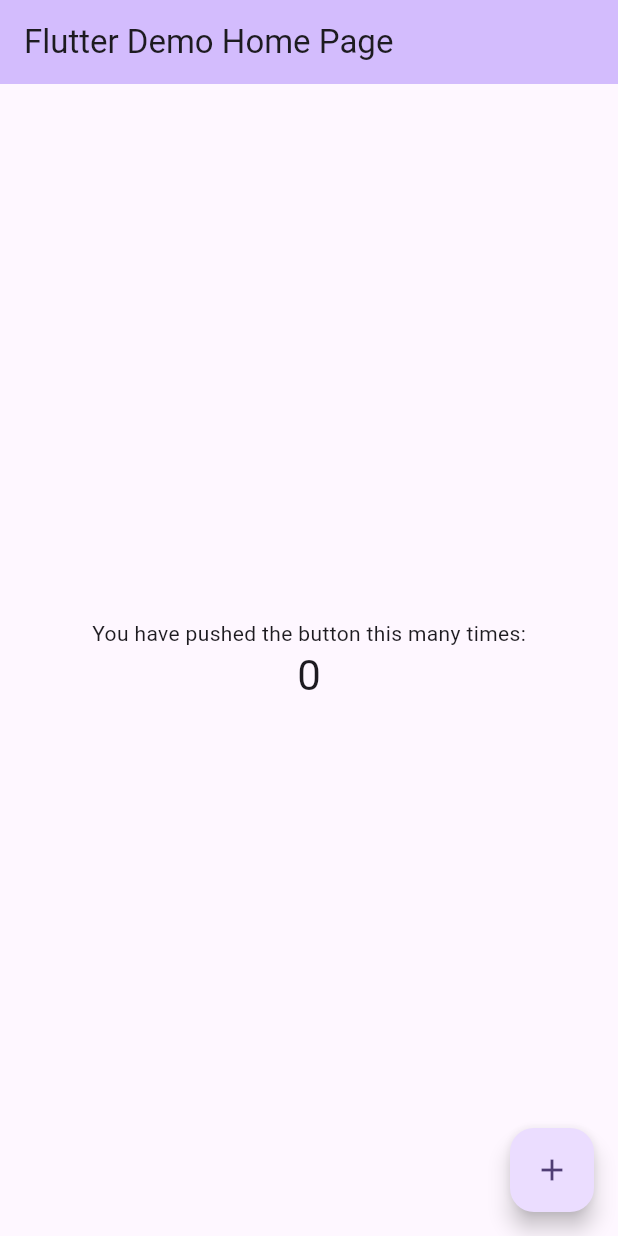
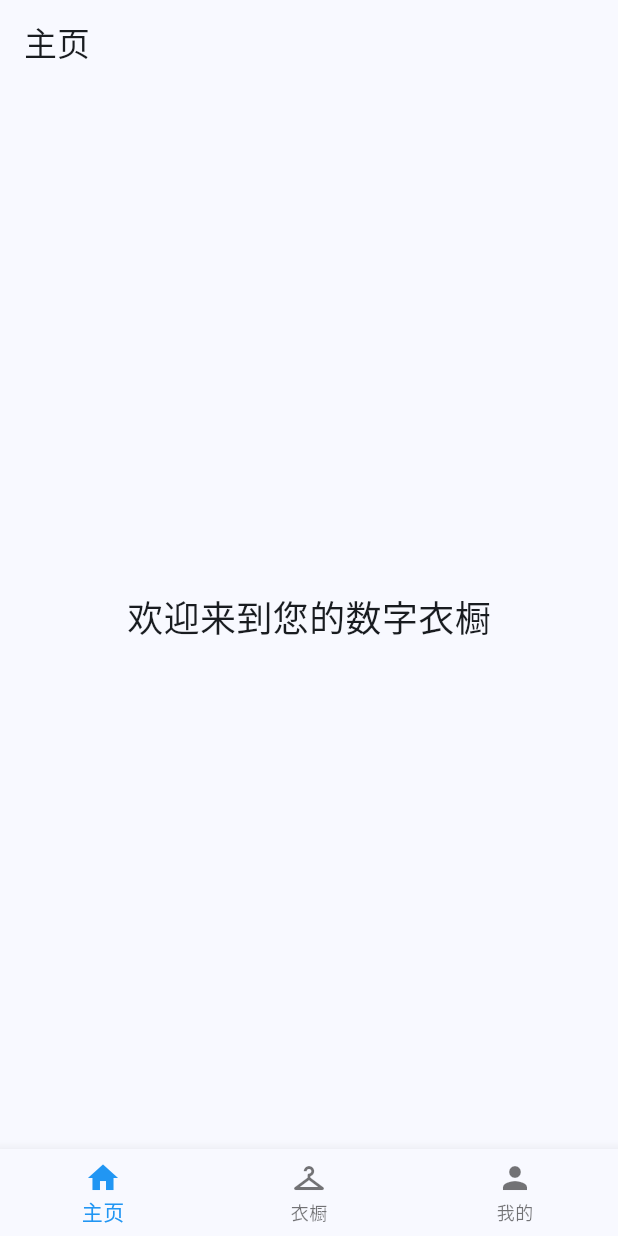
Before and after one commit to could-ai/019a2f56-ba2a-7632-a070-cd0923009387, a Flutter app: the screen it shows after launch, on a phone screen of 412 x 824 dp. Run offline on Flutter 3.47's test engine with Material 3 defaults, Android fonts, the phone set to English and light mode, and no system bars.

Commit message:
我已将默认的计数器应用替换为带有底部导航栏的应用框架。`main.dart`现在设置了一个`MainScreen`，它管理三个主要页面之间的导航：主页、衣橱和个人中心。我还更新了应用的主题颜色和标题，使其更符合数字衣橱应用的概念。; 我创建了`home_page.dart`文件来定义应用的主页界面。这是一个简单的无状态小部件，包含一个带有标题的应用栏和一个居中的欢迎文本。这个页面将作为用户打开应用时看到的第一个屏幕。; 我创建了`wardrobe_page.dart`文件，这是用户管理他们衣物的地方。该页面目前包含一个占位符文本，并带有一个浮动操作按钮（FAB），用于将来实现添加新衣物的功能。这是应用的核心功能区。; 我创建了`profile_page.dart`文件，用于显示用户的个人资料和相关设置。目前，它是一个简单的占位符页面，显示标题和一些文本，为将来添加用户账户管理、偏好设置等功能奠定了基础。

```diff
--- a/usr/lib/main.dart
+++ b/usr/lib/main.dart
@@ -1,4 +1,7 @@
 import 'package:flutter/material.dart';
+import 'package:couldai_user_app/screens/home_page.dart';
+import 'package:couldai_user_app/screens/wardrobe_page.dart';
+import 'package:couldai_user_app/screens/profile_page.dart';
 
 void main() {
   runApp(const MyApp());
@@ -7,114 +10,66 @@ void main() {
 class MyApp extends StatelessWidget {
   const MyApp({super.key});
 
-  // This widget is the root of your application.
   @override
   Widget build(BuildContext context) {
     return MaterialApp(
-      title: 'Flutter Demo',
+      title: '数字衣橱',
       debugShowCheckedModeBanner: false,
       theme: ThemeData(
-        // This is the theme of your application.
-        //
-        // TRY THIS: Try running your application with "flutter run". You'll see
-        // the application has a purple toolbar. Then, without quitting the app,
-        // try changing the seedColor in the colorScheme below to Colors.green
-        // and then invoke "hot reload" (save your changes or press the "hot
-        // reload" button in a Flutter-supported IDE, or press "r" if you used
-        // the command line to start the app).
-        //
-        // Notice that the counter didn't reset back to zero; the application
-        // state is not lost during the reload. To reset the state, use hot
-        // restart instead.
-        //
-        // This works for code too, not just values: Most code changes can be
-        // tested with just a hot reload.
-        colorScheme: ColorScheme.fromSeed(seedColor: Colors.deepPurple),
+        colorScheme: ColorScheme.fromSeed(seedColor: Colors.blue),
+        useMaterial3: true,
       ),
-      home: const MyHomePage(title: 'Flutter Demo Home Page'),
+      home: const MainScreen(),
     );
   }
 }
 
-class MyHomePage extends StatefulWidget {
-  const MyHomePage({super.key, required this.title});
-
-  // This widget is the home page of your application. It is stateful, meaning
-  // that it has a State object (defined below) that contains fields that affect
-  // how it looks.
-
-  // This class is the configuration for the state. It holds the values (in this
-  // case the title) provided by the parent (in this case the App widget) and
-  // used by the build method of the State. Fields in a Widget subclass are
-  // always marked "final".
-
-  final String title;
+class MainScreen extends StatefulWidget {
+  const MainScreen({super.key});
 
   @override
-  State<MyHomePage> createState() => _MyHomePageState();
+  State<MainScreen> createState() => _MainScreenState();
 }
 
-class _MyHomePageState extends State<MyHomePage> {
-  int _counter = 0;
+class _MainScreenState extends State<MainScreen> {
+  int _selectedIndex = 0;
+  static const List<Widget> _widgetOptions = <Widget>[
+    HomePage(),
+    WardrobePage(),
+    ProfilePage(),
+  ];
 
-  void _incrementCounter() {
+  void _onItemTapped(int index) {
     setState(() {
-      // This call to setState tells the Flutter framework that something has
-      // changed in this State, which causes it to rerun the build method below
-      // so that the display can reflect the updated values. If we changed
-      // _counter without calling setState(), then the build method would not be
-      // called again, and so nothing would appear to happen.
-      _counter++;
+      _selectedIndex = index;
     });
   }
 
   @override
   Widget build(BuildContext context) {
-    // This method is rerun every time setState is called, for instance as done
-    // by the _incrementCounter method above.
-    //
-    // The Flutter framework has been optimized to make rerunning build methods
-    // fast, so that you can just rebuild anything that needs updating rather
-    // than having to individually change instances of widgets.
     return Scaffold(
-      appBar: AppBar(
-        // TRY THIS: Try changing the color here to a specific color (to
-        // Colors.amber, perhaps?) and trigger a hot reload to see the AppBar
-        // change color while the other colors stay the same.
-        backgroundColor: Theme.of(context).colorScheme.inversePrimary,
-        // Here we take the value from the MyHomePage object that was created by
-        // the App.build method, and use it to set our appbar title.
-        title: Text(widget.title),
+      body: Center(
+        child: _widgetOptions.elementAt(_selectedIndex),
       ),
-      body: Center(
-        // Center is a layout widget. It takes a single child and positions it
-        // in the middle of the parent.
-        child: Column(
-          // Column is also a layout widget. It takes a list of children and
-          // arranges them vertically. By default, it sizes itself to fit its
-          // children horizontally, and tries to be as tall as its parent.
-          //
-          // Column has various properties to control how it sizes itself and
-          // how it positions its children. Here we use mainAxisAlignment to
-          // center the children vertically; the main axis here is the vertical
-          // axis because Columns are vertical (the cross axis would be
-          // horizontal).
-          //
-          // TRY THIS: Invoke "debug painting" (choose the "Toggle Debug Paint"
-          // action in the IDE, or press "p" in the console), to see the
-          // wireframe for each widget.
-          mainAxisAlignment: MainAxisAlignment.center,
-          children: <Widget>[
-            const Text('You have pushed the button this many times:'),
-            Text('$_counter', style: Theme.of(context).textTheme.headlineMedium),
-          ],
-        ),
+      bottomNavigationBar: BottomNavigationBar(
+        items: const <BottomNavigationBarItem>[
+          BottomNavigationBarItem(
+            icon: Icon(Icons.home),
+            label: '主页',
+          ),
+          BottomNavigationBarItem(
+            icon: Icon(Icons.checkroom),
+            label: '衣橱',
+          ),
+          BottomNavigationBarItem(
+            icon: Icon(Icons.person),
+            label: '我的',
+          ),
+        ],
+        currentIndex: _selectedIndex,
+        selectedItemColor: Colors.blue,
+        onTap: _onItemTapped,
       ),
-      floatingActionButton: FloatingActionButton(
-        onPressed: _incrementCounter,
-        tooltip: 'Increment',
-        child: const Icon(Icons.add),
-      ), // This trailing comma makes auto-formatting nicer for build methods.
     );
   }
 }
--- /dev/null
+++ b/usr/lib/screens/home_page.dart
@@ -0,0 +1,20 @@
+import 'package:flutter/material.dart';
+
+class HomePage extends StatelessWidget {
+  const HomePage({super.key});
+
+  @override
+  Widget build(BuildContext context) {
+    return Scaffold(
+      appBar: AppBar(
+        title: const Text('主页'),
+      ),
+      body: const Center(
+        child: Text(
+          '欢迎来到您的数字衣橱',
+          style: TextStyle(fontSize: 24),
+        ),
+      ),
+    );
+  }
+}
```
Also changed, not shown: usr/lib/screens/profile_page.dart (added, +20 -0 lines), usr/lib/screens/wardrobe_page.dart (added, +27 -0 lines).
